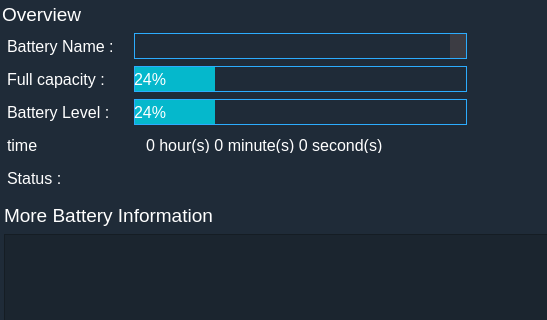
Qt form app/dashboard/pbattery.ui (rahmanshaber/corebox) before a commit; both pictures show x 0 to 547 and y 0 to 320 of the 799 by 552 pixel window.
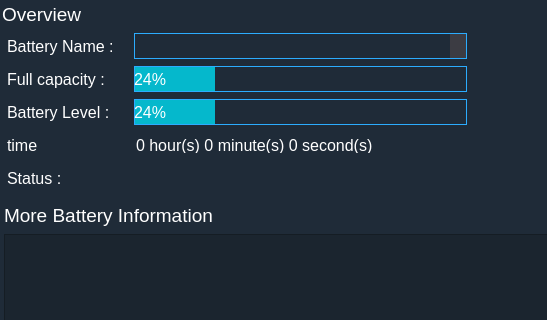
The same form after that commit. Icons and pictures are not drawn.

```diff
--- a/app/dashboard/pbattery.ui
+++ b/app/dashboard/pbattery.ui
@@ -262,7 +262,7 @@
         <property name="styleSheet">
          <string notr="true">QDateTimeEdit {
     border: 1px #2CACFE;
-    padding: 5px 5px 5px 10px;
+    padding: 5px 5px 5px 0px;
 }
 </string>
         </property>
```
